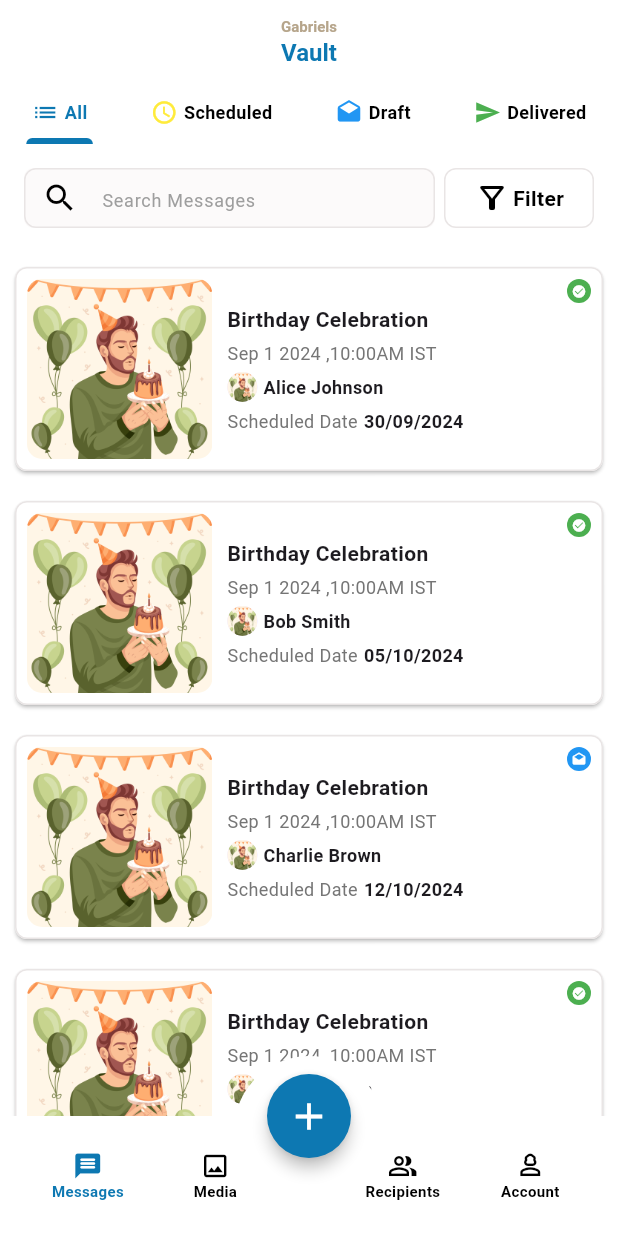
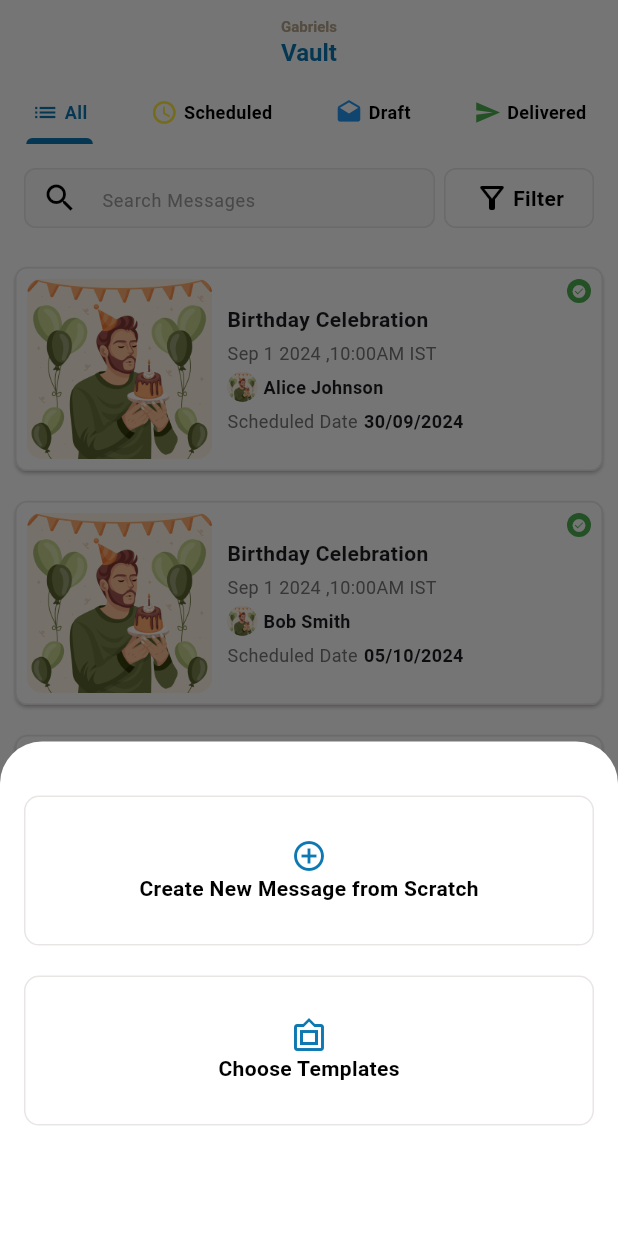
Before and after one commit to Ranjithkumar7200/gabriels_vault, a Flutter app: the screen it shows after launch, after a tap on the "add" icon, on a phone screen of 412 x 824 dp. Run offline on Flutter 3.47's test engine with Material 3 defaults, Android fonts, the light colour scheme and no system bars.

Commit message:
completed project

```diff
--- a/lib/widgets/birthdayList/BirthdayList.dart
+++ b/lib/widgets/birthdayList/BirthdayList.dart
@@ -1,4 +1,4 @@
-// ignore_for_file: unnecessary_string_interpolations, prefer_const_constructors
+// ignore_for_file: unnecessary_string_interpolations, prefer_const_constructors, prefer_const_constructors_in_immutables, use_super_parameters, use_key_in_widget_constructors
 
 import 'package:flutter/material.dart';
 import 'package:gabriels_vault/screens/constant/ColorsPalette.dart';
--- a/lib/widgets/bottomnavbar/BottomNavbar.dart
+++ b/lib/widgets/bottomnavbar/BottomNavbar.dart
@@ -1,4 +1,4 @@
-// ignore_for_file: prefer_const_constructors, sized_box_for_whitespace, prefer_const_constructors_in_immutables
+// ignore_for_file: prefer_const_constructors, prefer_const_literals_to_create_immutables, sized_box_for_whitespace, prefer_const_constructors_in_immutables
 
 import 'package:flutter/material.dart';
 import 'package:gabriels_vault/screens/constant/ColorsPalette.dart';
@@ -12,6 +12,84 @@ class BottomNavbar extends StatelessWidget {
     required this.selectedIndex,
     required this.onItemTapped,
   });
+
+  void _openBottomSheet(BuildContext context) {
+    showModalBottomSheet(
+      context: context,
+      isScrollControlled: true,
+      backgroundColor: ColorsPalette.bg,
+      builder: (BuildContext context) {
+        return Container(
+          padding: const EdgeInsets.all(16),
+          height: MediaQuery.of(context).size.height * 0.4,
+          child: Column(
+            children: [
+              SizedBox(
+                height: 20,
+              ),
+              Container(
+                width: MediaQuery.of(context).size.width,
+                height: 100,
+                decoration: BoxDecoration(
+                    borderRadius: BorderRadius.circular(10),
+                    color: ColorsPalette.bg,
+                    border: Border.all(
+                        color: const Color.fromARGB(255, 233, 229, 229))),
+                child: Column(
+                  mainAxisAlignment: MainAxisAlignment.center,
+                  crossAxisAlignment: CrossAxisAlignment.center,
+                  children: [
+                    Icon(
+                      Icons.add_circle_outline,
+                      color: ColorsPalette.primary,
+                    ),
+                    Text(
+                      'Create New Message from Scratch',
+                      style: TextStyle(
+                        fontSize: 14,
+                        fontWeight: FontWeight.bold,
+                        color: Colors.black,
+                      ),
+                    ),
+                  ],
+                ),
+              ),
+              SizedBox(
+                height: 20,
+              ),
+              Container(
+                width: MediaQuery.of(context).size.width,
+                height: 100,
+                decoration: BoxDecoration(
+                    borderRadius: BorderRadius.circular(10),
+                    color: ColorsPalette.bg,
+                    border: Border.all(
+                        color: const Color.fromARGB(255, 233, 229, 229))),
+                child: Column(
+                  mainAxisAlignment: MainAxisAlignment.center,
+                  crossAxisAlignment: CrossAxisAlignment.center,
+                  children: [
+                    Icon(
+                      Icons.filter_frames_outlined,
+                      color: ColorsPalette.primary,
+                    ),
+                    Text(
+                      'Choose Templates',
+                      style: TextStyle(
+                        fontSize: 14,
+                        fontWeight: FontWeight.bold,
+                        color: Colors.black,
+                      ),
+                    ),
+                  ],
+                ),
+              )
+            ],
+          ),
+        );
+      },
+    );
+  }
 
   @override
   Widget build(BuildContext context) {
@@ -41,6 +119,8 @@ class BottomNavbar extends StatelessWidget {
           top: -40,
           child: ClipPath(
             clipper: HalfCircleClipper(),
+            child: GestureDetector(
+              onTap: () => _openBottomSheet(context),
               child: Container(
                 height: 50,
                 width: 100,
@@ -49,7 +129,10 @@ class BottomNavbar extends StatelessWidget {
                   borderRadius: BorderRadius.only(
                     topLeft: Radius.circular(200),
                     topRight: Radius.circular(200),
-                    ))),
+                  ),
+                ),
+              ),
+            ),
           ),
         ),
         Positioned(
@@ -59,7 +142,7 @@ class BottomNavbar extends StatelessWidget {
             shape: CircleBorder(),
             backgroundColor: ColorsPalette.primary,
             child: Icon(Icons.add, size: 30, color: Colors.white),
-            onPressed: () {},
+            onPressed: () => _openBottomSheet(context),
           ),
         ),
       ],
@@ -85,7 +168,8 @@ class BottomNavbar extends StatelessWidget {
               style: TextStyle(
                 color: isSelected ? ColorsPalette.primary : Colors.black,
                 fontSize: 10,
-                  fontWeight: FontWeight.bold),
+                fontWeight: FontWeight.bold,
+              ),
             ),
           ],
         ),
```
Lines whose indentation alone changed are shown as unchanged.
